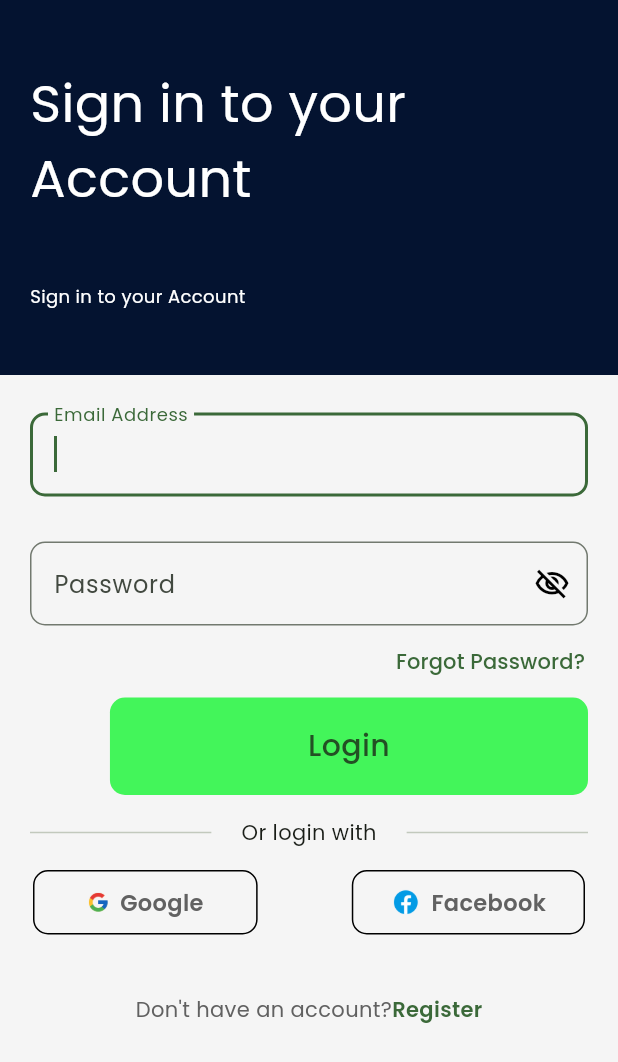
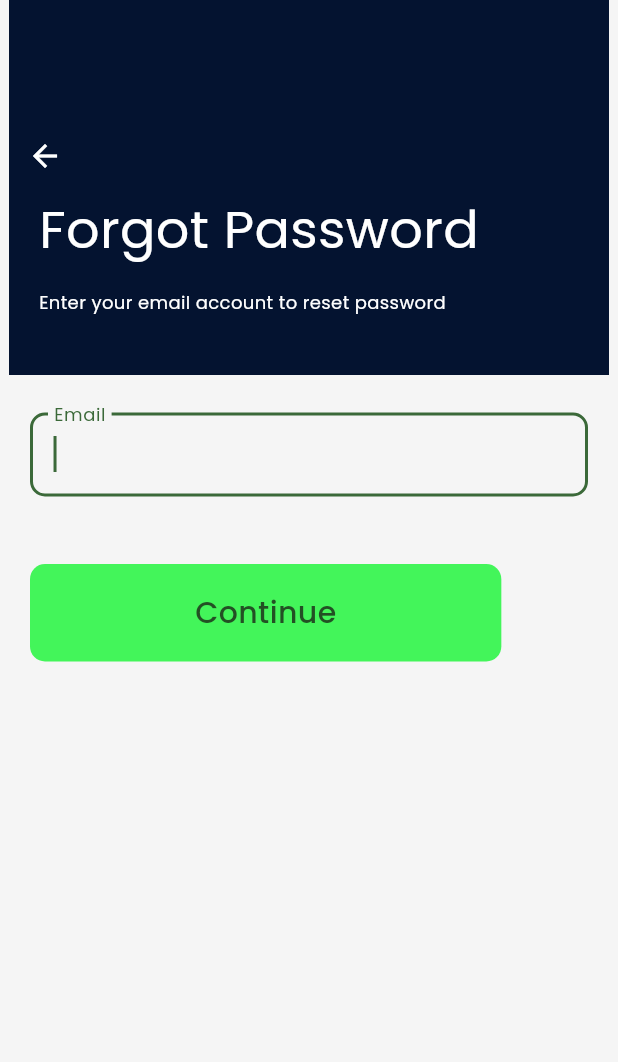
Before and after one commit to Emtee100/Database_app, a Flutter app: the screen it shows after launch, after a tap on "Forgot Password?", on a phone screen of 412 x 824 dp. Shown: the top 1062 px of the screen. Run offline on Flutter 3.47's test engine with Material 2 defaults, Android fonts, the phone set to English and light mode, and no system bars; our stand-ins replace firebase_auth, firebase_core, google_fonts, google_sign_in; accounts and stored records are empty.

Commit message:
Forgot password page completed

```diff
--- a/lib/loginpage.dart
+++ b/lib/loginpage.dart
@@ -1,5 +1,6 @@
 // ignore_for_file: camel_case_types
 
+import 'package:database/password_reset.dart';
 import 'package:database/signupPage.dart';
 import 'package:firebase_auth/firebase_auth.dart';
 import 'package:flutter/material.dart';
@@ -221,7 +222,7 @@ class _LoginPageState extends State<LoginPage> {
                     Padding(
                       padding: const EdgeInsets.only(right: 10.0),
                       child: TextButton(
-                          onPressed: () => print("hi"),
+                          onPressed: () => Navigator.push(context, MaterialPageRoute(builder: (context) => const PasswordReset())),
                           child: Text(
                             "Forgot Password?",
                             style: GoogleFonts.poppins(
--- /dev/null
+++ b/lib/password_reset.dart
@@ -0,0 +1,246 @@
+import 'package:firebase_auth/firebase_auth.dart';
+import 'package:flutter/material.dart';
+import 'package:google_fonts/google_fonts.dart';
+
+class PasswordReset extends StatefulWidget {
+  const PasswordReset({super.key});
+
+  @override
+  State<PasswordReset> createState() => _PasswordResetState();
+}
+
+class _PasswordResetState extends State<PasswordReset> {
+  late GlobalKey<FormState> _passwordReset;
+  late TextEditingController _emailController;
+  String errorText = '';
+  bool showErrorText = false;
+
+  @override
+  void initState() {
+    _passwordReset = GlobalKey();
+    _emailController = TextEditingController();
+    super.initState();
+  }
+
+  @override
+  void dispose() {
+    _emailController.dispose();
+    super.dispose();
+  }
+
+  sendPasswordResetMail() async {
+    try {
+      showDialog(
+          barrierColor: Colors.black26,
+          barrierDismissible: false,
+          context: context,
+          builder: (context) => Center(
+                child: CircularProgressIndicator(
+                  color: Theme.of(context).colorScheme.primary,
+                ),
+              ));
+      await FirebaseAuth.instance
+          .sendPasswordResetEmail(email: _emailController.text);
+      setState(() {
+        showErrorText = false;
+      });
+      if (context.mounted) {
+        Navigator.pop(context);
+      }
+      // ignore: use_build_context_synchronously
+      showModalBottomSheet(
+          showDragHandle: true,
+          elevation: 12,
+          context: context,
+          builder: (context) {
+            return Container(
+              height: 250,
+              width: MediaQuery.of(context).size.width,
+              child: Column(
+                children: [
+                  Container(
+                    decoration: BoxDecoration(
+                        color: Theme.of(context).colorScheme.primaryContainer,
+                        borderRadius: BorderRadius.circular(15)),
+                    padding: const EdgeInsets.all(15),
+                    child: const Icon(Icons.email),
+                  ),
+                  const SizedBox(
+                    height: 15,
+                  ),
+                  Text(
+                    'Check your email',
+                    style: GoogleFonts.poppins(
+                        fontSize: 25,
+                        fontWeight: FontWeight.w600,
+                        color:
+                            Theme.of(context).colorScheme.onPrimaryContainer),
+                  ),
+                  const SizedBox(
+                    height: 15,
+                  ),
+                  Padding(
+                    padding: const EdgeInsets.symmetric(horizontal: 20),
+                    child: Text(
+                        'We have sent instructions to reset your password to your email',textAlign: TextAlign.center,
+                        style: GoogleFonts.poppins(
+                          color: Theme.of(context).colorScheme.onPrimaryContainer,
+                        )),
+                  ),
+                      const SizedBox(height: 15,),
+
+                      GestureDetector(
+                        onTap: () => Navigator.pop(context),
+                        child: Container(
+                          padding: const EdgeInsets.symmetric(horizontal: 140, vertical: 15),
+                          decoration: BoxDecoration(
+                            color: const Color.fromARGB(255, 4, 19, 48),
+                            borderRadius: BorderRadius.circular(15),
+                          ),
+                          child: Text('Done', style: GoogleFonts.poppins(color: Colors.white),),
+                        ),
+                      )
+                ],
+              ),
+            );
+          });
+    } on FirebaseAuthException catch (e) {
+      if (e.code == 'user-not-found') {
+        setState(() {
+          showErrorText = true;
+          errorText = 'There\'s no user that has the given email';
+        });
+        if (context.mounted) {
+          Navigator.pop(context);
+        }
+      } else if (e.code == 'invalid-email') {
+        setState(() {
+          showErrorText = true;
+          errorText = 'Email provided is invalid';
+        });
+        if (context.mounted) {
+          Navigator.pop(context);
+        }
+      } else if (e.code == 'invalid-continue-uri') {
+        print('invalid continue URL');
+      }
+    }
+  }
+
+  @override
+  Widget build(BuildContext context) {
+    return Scaffold(
+        backgroundColor: Colors.grey.shade100,
+        body: SingleChildScrollView(
+            physics: const BouncingScrollPhysics(),
+            child: Column(children: [
+              Container(
+                width: 400,
+                height: 250,
+                decoration:
+                    const BoxDecoration(color: Color.fromARGB(255, 4, 19, 48)),
+                child: Column(
+                  crossAxisAlignment: CrossAxisAlignment.start,
+                  mainAxisAlignment: MainAxisAlignment.end,
+                  children: [
+                    IconButton(
+                        onPressed: () => Navigator.pop(context),
+                        icon: Icon(
+                          Icons.arrow_back_outlined,
+                          color: Theme.of(context).colorScheme.onPrimary,
+                        )),
+                    Padding(
+                      padding: const EdgeInsets.only(left: 20.0),
+                      child: Text(
+                        "Forgot Password",
+                        style: GoogleFonts.poppins(
+                            fontSize: 35,
+                            color: Theme.of(context).colorScheme.onPrimary),
+                      ),
+                    ),
+                    const SizedBox(
+                      height: 15.0,
+                    ),
+                    Padding(
+                      padding: const EdgeInsets.only(left: 20.0),
+                      child: Text(
+                        "Enter your email account to reset password",
+                        style: GoogleFonts.poppins(
+                            fontSize: 12,
+                            color: Theme.of(context).colorScheme.onPrimary),
+                      ),
+                    ),
+                    const SizedBox(
+                      height: 40.0,
+                    )
+                  ],
+                ),
+              ),
+              const SizedBox(
+                height: 10.0,
+              ),
+              Form(
+                  key: _passwordReset,
+                  child: Column(
+                      crossAxisAlignment: CrossAxisAlignment.start,
+                      children: [
+                        Padding(
+                          padding: const EdgeInsets.symmetric(
+                              horizontal: 20.0, vertical: 15.0),
+                          child: TextFormField(
+                            keyboardType: TextInputType.emailAddress,
+                            controller: _emailController,
+                            validator: (value) {
+                              if (value == null || value.isEmpty) {
+                                return "Enter your email";
+                              }
+                              return null;
+                            },
+                            style: GoogleFonts.poppins(),
+                            autofocus: true,
+                            decoration: InputDecoration(
+                                errorText: showErrorText ? errorText : null,
+                                labelText: "Email",
+                                labelStyle: GoogleFonts.poppins(),
+                                border: const OutlineInputBorder(
+                                    borderRadius:
+                                        BorderRadius.all(Radius.circular(10)))),
+                          ),
+                        ),
+                        // Text(
+                        //   _errorText,
+                        //   style: GoogleFonts.poppins(
+                        //       color: Theme.of(context).colorScheme.error),
+                        // ),
+                        const SizedBox(
+                          height: 30,
+                        ),
+                        GestureDetector(
+                          onTap: () {
+                            if (_passwordReset.currentState!.validate()) {
+                              sendPasswordResetMail();
+                            }
+                          },
+                          child: Container(
+                            margin:
+                                const EdgeInsets.symmetric(horizontal: 20.0),
+                            padding: const EdgeInsets.symmetric(
+                                horizontal: 110.0, vertical: 18.0),
+                            decoration: BoxDecoration(
+                                borderRadius: BorderRadius.circular(10),
+                                color: const Color.fromARGB(244, 59, 245, 83)),
+                            child: Text(
+                              "Continue",
+                              style: GoogleFonts.poppins(
+                                  color: Theme.of(context)
+                                      .colorScheme
+                                      .onPrimaryContainer,
+                                  fontWeight: FontWeight.w500,
+                                  fontSize: 20.0),
+                            ),
+                          ),
+                        ),
+                      ]))
+            ])));
+  }
+}
```
Also changed, not shown: lib/signupPage.dart (+32 -20 lines).
